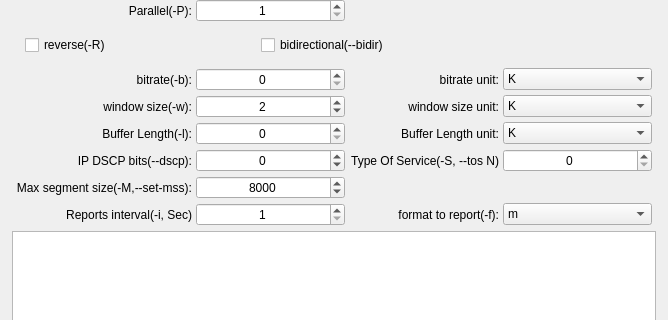
Qt form qiperfc/src/dlgiperf.ui (coolshou/qiperf) before a commit; both pictures show x 0 to 668 and y 218 to 538 of the 668 by 705 pixel window.
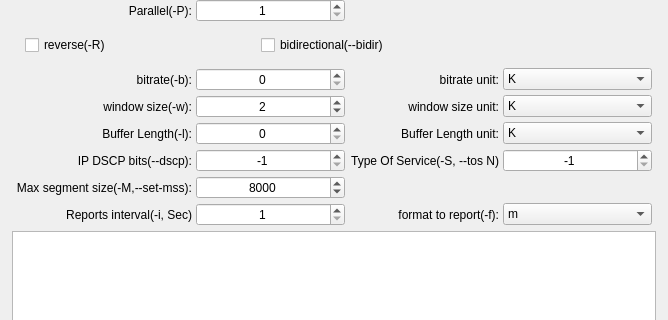
The same form after that commit. Icons and pictures are not drawn.

Patch:
```diff
--- a/qiperfc/src/dlgiperf.ui
+++ b/qiperfc/src/dlgiperf.ui
@@ -312,6 +312,9 @@
            <property name="maximum">
             <number>63</number>
            </property>
+           <property name="value">
+            <number>-1</number>
+           </property>
           </widget>
          </item>
          <item row="1" column="0" colspan="4">
@@ -545,9 +548,15 @@
            <property name="alignment">
             <set>Qt::AlignCenter</set>
            </property>
+           <property name="minimum">
+            <number>-1</number>
+           </property>
            <property name="maximum">
             <number>255</number>
            </property>
+           <property name="value">
+            <number>-1</number>
+           </property>
           </widget>
          </item>
          <item row="5" column="0" colspan="3">
```
Left out of the diff: 2 changed lines with no effect on the pictures.
